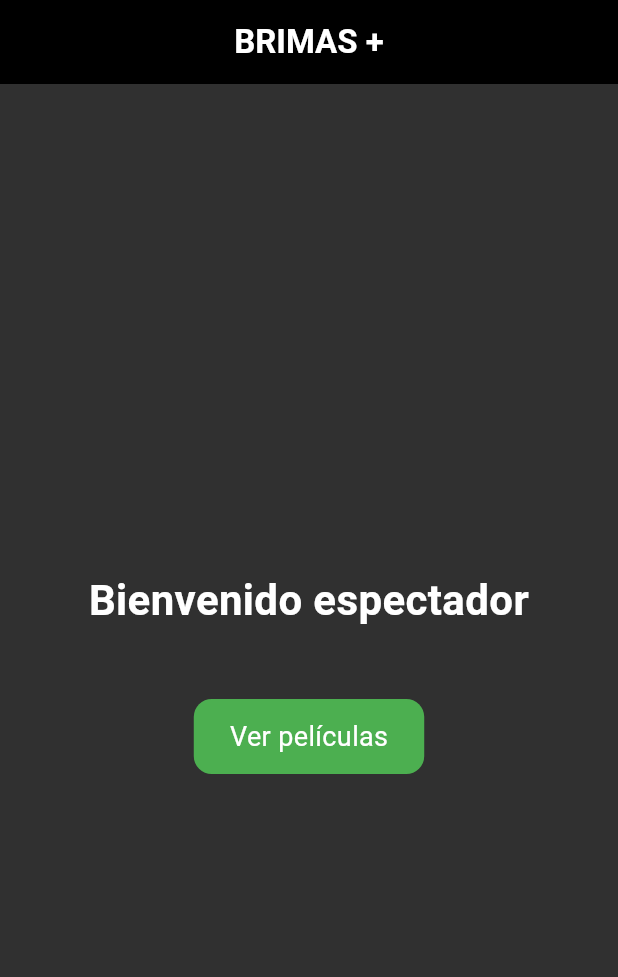
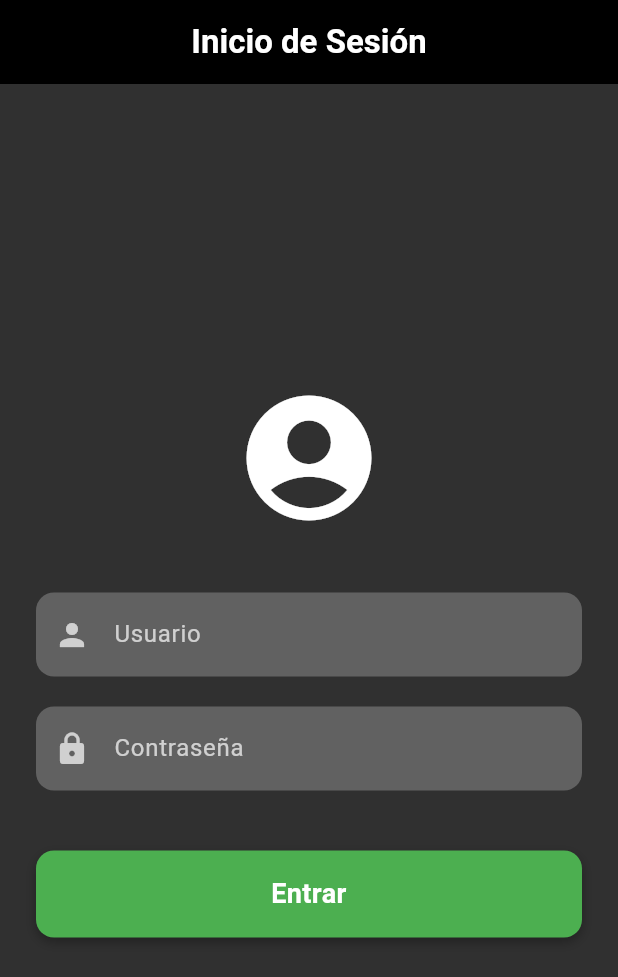
Before and after one commit to rbriz758/Interfaz-hm, a Flutter app: the screen it shows after launch, on a phone screen of 412 x 824 dp. Shown: the top 977 px of the screen. Run offline on Flutter 3.47's test engine with Material 3 defaults, Android fonts, the phone set to English and light mode, and no system bars; Roboto replaces fonts that are missing (RobotoSlab).

Commit message:
Añadidio pagina de inicio de sesion

```diff
--- a/isaacperezmascaro_rodrigobrizramos_p3/lib/main.dart
+++ b/isaacperezmascaro_rodrigobrizramos_p3/lib/main.dart
@@ -1,5 +1,5 @@
 import 'package:flutter/material.dart';
-import 'views/main_view.dart';
+import 'views/login_view.dart';
 
 void main() => runApp(const MyApp());
 
@@ -11,7 +11,7 @@ class MyApp extends StatelessWidget {
     return const MaterialApp(
       title: 'P1 IPC',
       debugShowCheckedModeBanner: false,
-      home: MainView(),
+      home: LoginView(),
     );
   }
 }
--- /dev/null
+++ b/isaacperezmascaro_rodrigobrizramos_p3/lib/views/login_view.dart
@@ -0,0 +1,131 @@
+import 'package:flutter/material.dart';
+import 'main_view.dart';
+
+class LoginView extends StatefulWidget {
+  const LoginView({Key? key}) : super(key: key);
+
+  @override
+  State<LoginView> createState() => _LoginViewState();
+}
+
+class _LoginViewState extends State<LoginView> {
+  final TextEditingController _usernameController = TextEditingController();
+  final TextEditingController _passwordController = TextEditingController();
+
+  void _login() {
+    // Aquí iría la lógica de autenticación real
+    // Por ahora, simplemente navegamos a la vista principal
+    Navigator.pushReplacement(
+      context,
+      MaterialPageRoute(builder: (_) => const MainView()),
+    );
+  }
+
+  @override
+  Widget build(BuildContext context) {
+    return Scaffold(
+      backgroundColor: Colors.grey[850],
+      appBar: AppBar(
+        title: const Text(
+          'Inicio de Sesión',
+          style: TextStyle(
+            fontFamily: 'RobotoSlab',
+            fontSize: 22,
+            fontWeight: FontWeight.w600,
+            color: Colors.white,
+          ),
+        ),
+        backgroundColor: Colors.black,
+        centerTitle: true,
+        iconTheme: const IconThemeData(color: Colors.white),
+      ),
+      body: Center(
+        child: SingleChildScrollView(
+          padding: const EdgeInsets.all(24.0),
+          child: Column(
+            mainAxisAlignment: MainAxisAlignment.center,
+            children: [
+              // Logo o Icono
+              const Icon(
+                Icons.account_circle,
+                size: 100,
+                color: Colors.white,
+              ),
+              const SizedBox(height: 40),
+
+              // Campo de Usuario
+              TextField(
+                controller: _usernameController,
+                style: const TextStyle(color: Colors.white),
+                decoration: InputDecoration(
+                  labelText: 'Usuario',
+                  labelStyle: const TextStyle(color: Colors.white70),
+                  hintText: 'Introduce tu usuario',
+                  hintStyle: const TextStyle(color: Colors.white38),
+                  filled: true,
+                  fillColor: Colors.grey[700],
+                  border: OutlineInputBorder(
+                    borderRadius: BorderRadius.circular(12),
+                    borderSide: BorderSide.none,
+                  ),
+                  prefixIcon: const Icon(Icons.person, color: Colors.white70),
+                ),
+              ),
+              const SizedBox(height: 20),
+
+              // Campo de Contraseña
+              TextField(
+                controller: _passwordController,
+                obscureText: true,
+                style: const TextStyle(color: Colors.white),
+                decoration: InputDecoration(
+                  labelText: 'Contraseña',
+                  labelStyle: const TextStyle(color: Colors.white70),
+                  hintText: 'Introduce tu contraseña',
+                  hintStyle: const TextStyle(color: Colors.white38),
+                  filled: true,
+                  fillColor: Colors.grey[700],
+                  border: OutlineInputBorder(
+                    borderRadius: BorderRadius.circular(12),
+                    borderSide: BorderSide.none,
+                  ),
+                  prefixIcon: const Icon(Icons.lock, color: Colors.white70),
+                ),
+              ),
+              const SizedBox(height: 40),
+
+              // Botón de Login
+              GestureDetector(
+                onTap: _login,
+                child: Container(
+                  width: double.infinity,
+                  padding: const EdgeInsets.symmetric(vertical: 16),
+                  decoration: BoxDecoration(
+                    color: Colors.green,
+                    borderRadius: BorderRadius.circular(12),
+                    boxShadow: [
+                      BoxShadow(
+                        color: Colors.black.withOpacity(0.3),
+                        blurRadius: 6,
+                        offset: const Offset(0, 3),
+                      ),
+                    ],
+                  ),
+                  child: const Text(
+                    'Entrar',
+                    style: TextStyle(
+                      color: Colors.white,
+                      fontSize: 18,
+                      fontWeight: FontWeight.bold,
+                    ),
+                    textAlign: TextAlign.center,
+                  ),
+                ),
+              ),
+            ],
+          ),
+        ),
+      ),
+    );
+  }
+}
```
